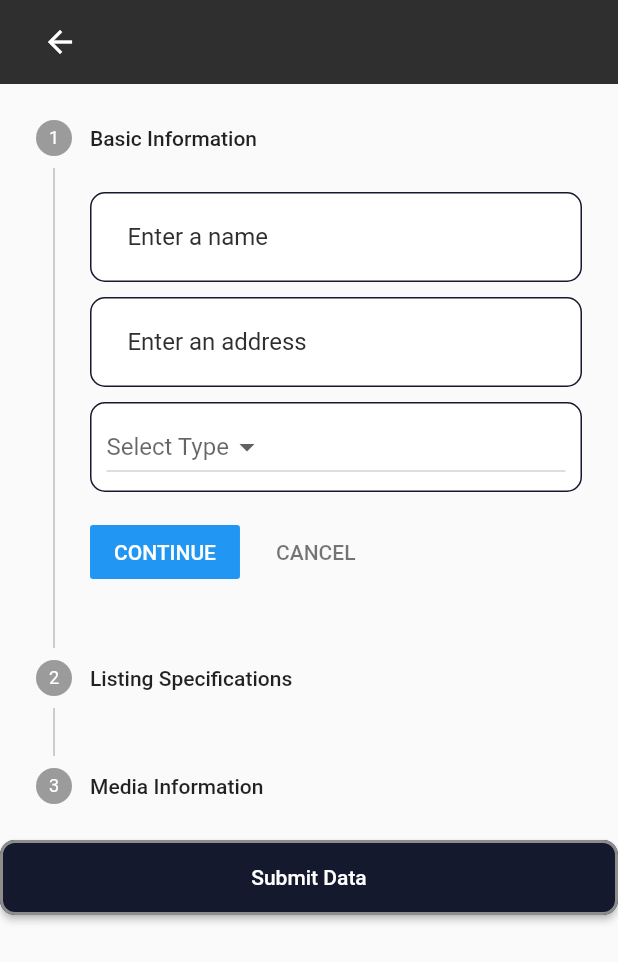
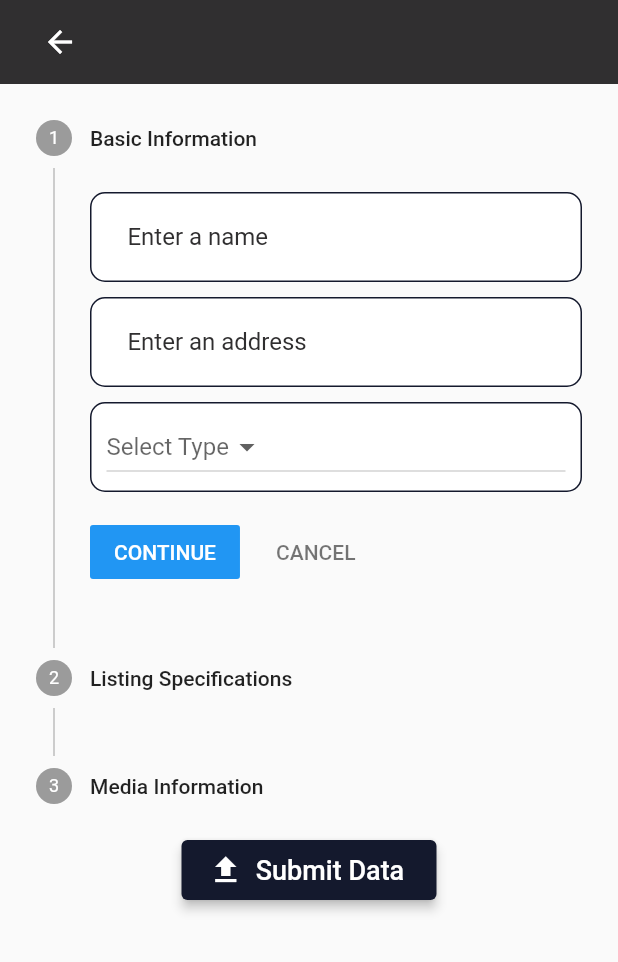
Before and after one commit to Baranga69/Kejani, a Flutter app: the NewListing screen opened directly, on a phone screen of 412 x 824 dp. Shown: the top 962 px of the screen. Run offline on Flutter 3.47's test engine with Material 2 defaults, Android fonts, the phone set to English and light mode, and no system bars; our stand-ins replace bottom_navy_bar, cloud_firestore, file_picker, firebase_auth, firebase_core, firebase_storage and 7 more; accounts and stored records are empty.

Commit message:
fixed a very small thing with the buttons but still progress

```diff
--- a/lib/pages/newListing_stepper.dart
+++ b/lib/pages/newListing_stepper.dart
@@ -315,18 +315,21 @@ class _StepperBodyState extends State<StepperBody> {
                 });
               },
             ),
-            ElevatedButton(
-              onPressed: _sendToServer,
-              style: ElevatedButton.styleFrom(
-                primary: COLOR_DARK_BLUE,
-                side: BorderSide(width: 2, color: COLOR_GREY),
-                shape: RoundedRectangleBorder(
-                  borderRadius: BorderRadius.circular(10),
-                ),
-                minimumSize: Size(40, 50)
+            Center(
+              child: SizedBox(
+                height: 40,
+                width: 170,
+                child: ElevatedButton.icon(
+                  style: ElevatedButton.styleFrom(
+                    primary: COLOR_DARK_BLUE,
+                    onPrimary: COLOR_WHITE,
+                    elevation: 3
+                  ),
+                  onPressed: _sendToServer,
+                  icon: Icon(Icons.upload),
+                  label: Text('Submit Data',style: TextStyle(fontSize: 18),)),
               ),
-              child: Text("Submit Data"),
-            ),
+            )
           ],
         ),
       ),
```
Also changed, not shown: lib/pages/favorites_page.dart (+2 -20 lines).
